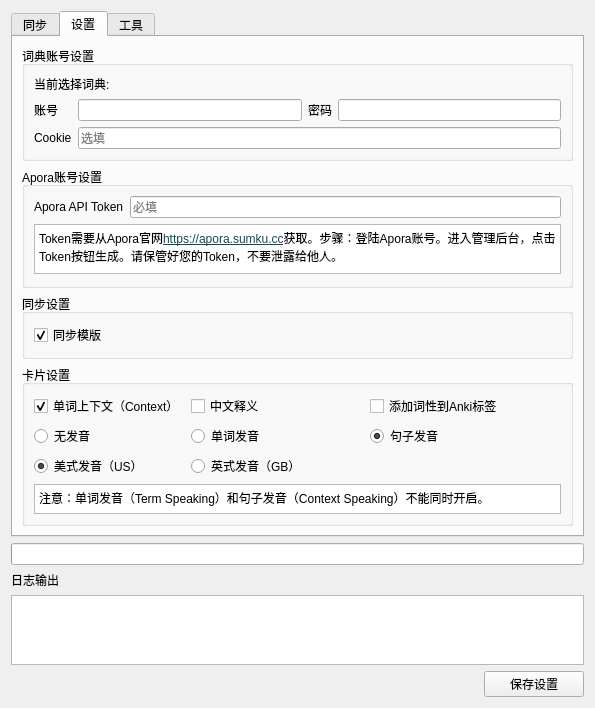
Above: addon/UIForm/mainUI.ui from 0x0501/Apora-Dict2Anki before the change. Below: the same form after it.
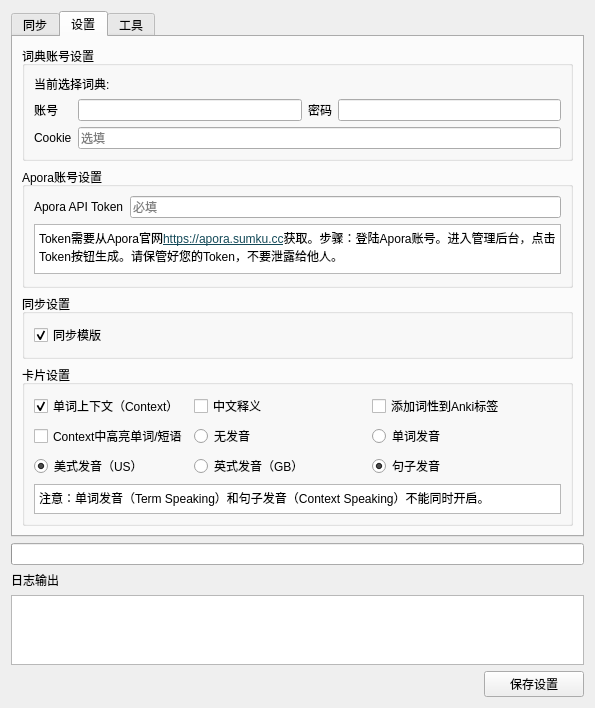
That is the form after the change.

Commit message: feat: add enableTermHighlight feature.

The edit to the form file:
```diff
--- a/addon/UIForm/mainUI.ui
+++ b/addon/UIForm/mainUI.ui
@@ -394,32 +394,6 @@
             </property>
            </widget>
           </item>
-          <item row="1" column="0">
-           <widget class="QRadioButton" name="disableSpeakingRadioButton">
-            <property name="enabled">
-             <bool>true</bool>
-            </property>
-            <property name="text">
-             <string>无发音</string>
-            </property>
-            <attribute name="buttonGroup">
-             <string notr="true">SpeakingRadioButtonGroup</string>
-            </attribute>
-           </widget>
-          </item>
-          <item row="1" column="3">
-           <widget class="QRadioButton" name="contextSpeakingRadioButton">
-            <property name="text">
-             <string>句子发音</string>
-            </property>
-            <property name="checked">
-             <bool>true</bool>
-            </property>
-            <attribute name="buttonGroup">
-             <string notr="true">SpeakingRadioButtonGroup</string>
-            </attribute>
-           </widget>
-          </item>
           <item row="2" column="0">
            <widget class="QRadioButton" name="USSpeakingRadioButton">
             <property name="text">
@@ -447,19 +421,6 @@
             </property>
            </widget>
           </item>
-          <item row="1" column="1">
-           <widget class="QRadioButton" name="termSpeakingRadioButton">
-            <property name="text">
-             <string>单词发音</string>
-            </property>
-            <property name="checked">
-             <bool>false</bool>
-            </property>
-            <attribute name="buttonGroup">
-             <string notr="true">SpeakingRadioButtonGroup</string>
-            </attribute>
-           </widget>
-          </item>
           <item row="2" column="1">
            <widget class="QRadioButton" name="GBSpeakingRadioButton">
             <property name="text">
@@ -473,6 +434,52 @@
             </attribute>
            </widget>
           </item>
+          <item row="2" column="3">
+           <widget class="QRadioButton" name="contextSpeakingRadioButton">
+            <property name="text">
+             <string>句子发音</string>
+            </property>
+            <property name="checked">
+             <bool>true</bool>
+            </property>
+            <attribute name="buttonGroup">
+             <string notr="true">SpeakingRadioButtonGroup</string>
+            </attribute>
+           </widget>
+          </item>
+          <item row="1" column="3">
+           <widget class="QRadioButton" name="termSpeakingRadioButton">
+            <property name="text">
+             <string>单词发音</string>
+            </property>
+            <property name="checked">
+             <bool>false</bool>
+            </property>
+            <attribute name="buttonGroup">
+             <string notr="true">SpeakingRadioButtonGroup</string>
+            </attribute>
+           </widget>
+          </item>
+          <item row="1" column="1">
+           <widget class="QRadioButton" name="disableSpeakingRadioButton">
+            <property name="enabled">
+             <bool>true</bool>
+            </property>
+            <property name="text">
+             <string>无发音</string>
+            </property>
+            <attribute name="buttonGroup">
+             <string notr="true">SpeakingRadioButtonGroup</string>
+            </attribute>
+           </widget>
+          </item>
+          <item row="1" column="0">
+           <widget class="QCheckBox" name="enableTermHighlight">
+            <property name="text">
+             <string>Context中高亮单词/短语</string>
+            </property>
+           </widget>
+          </item>
          </layout>
         </widget>
        </item>
```
The commit also changes 6 other files.
